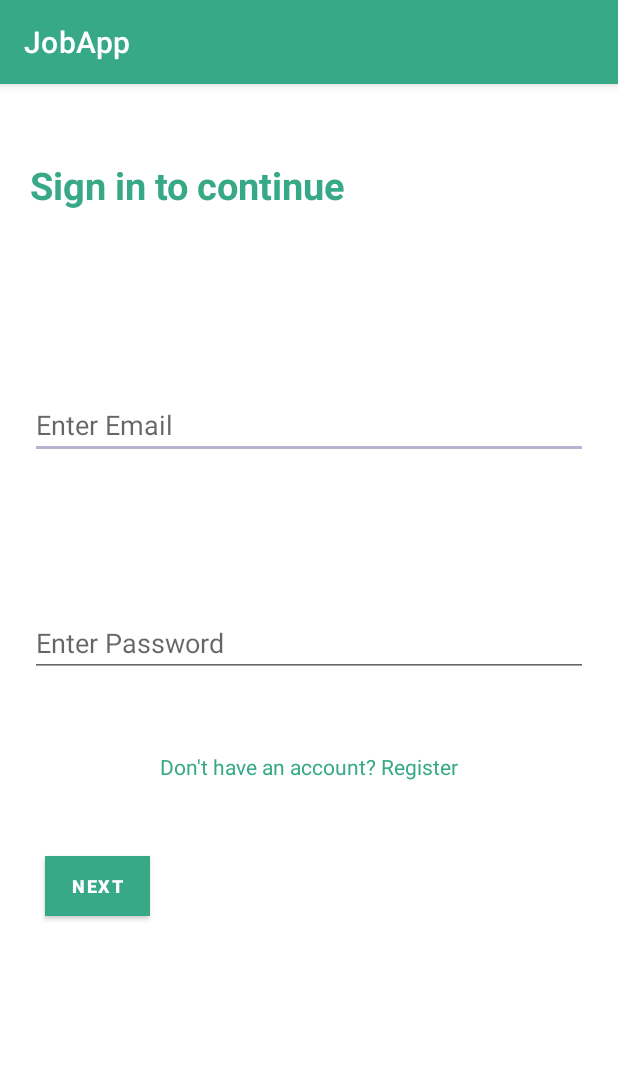
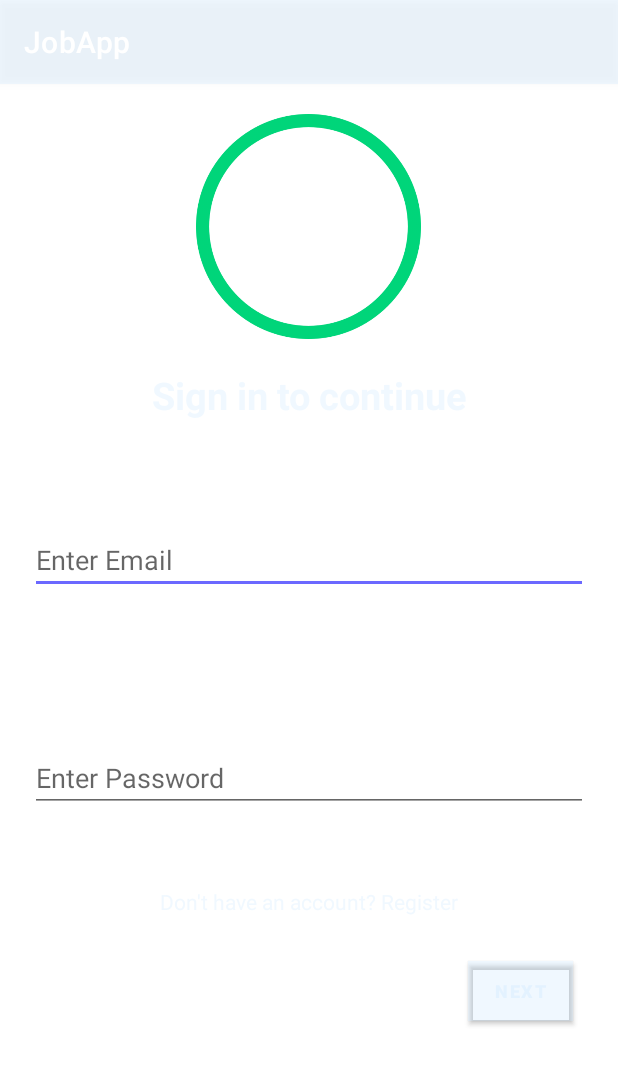
Before and after one commit to SKS246/Stonehill-Hackathon-App, an Android app: the screen it shows after launch (LoginActivity), on a phone screen of 412 x 824 dp. Shown: the top 1065 px of the screen. Run offline under Robolectric (Android 15) with nearby library versions, the phone set to English and light mode, and no system bars; our stand-ins replace Firebase (no records; nobody signed in at launch, a user with empty details on screens opened directly); Roboto replaces fonts that are not available here.

Commit message:
Added LoginActivity

```diff
--- a/app/build.gradle
+++ b/app/build.gradle
@@ -41,4 +41,5 @@ dependencies {
     testImplementation 'junit:junit:4.13.2'
     androidTestImplementation 'androidx.test.ext:junit:1.1.3'
     androidTestImplementation 'androidx.test.espresso:espresso-core:3.4.0'
+    implementation "androidx.recyclerview:recyclerview:1.1.0"
 }
--- a/app/src/main/AndroidManifest.xml
+++ b/app/src/main/AndroidManifest.xml
@@ -9,6 +9,9 @@
         android:roundIcon="@mipmap/ic_launcher_round"
         android:supportsRtl="true"
         android:theme="@style/Theme.JobApp">
+        <activity
+            android:name=".ListActivity"
+            android:exported="false" />
         <activity
             android:name=".LoginActivity"
             android:exported="false" />
--- a/app/src/main/res/layout/activity_login.xml
+++ b/app/src/main/res/layout/activity_login.xml
@@ -8,6 +8,13 @@
     android:orientation="vertical"
     tools:context=".LoginActivity">
 
+    <ImageView
+        android:layout_width="150dp"
+        android:layout_height="150dp"
+        android:src="@drawable/logo"
+        android:layout_gravity="center_horizontal"
+        android:layout_marginTop="20dp"/>
+
     <TextView
         android:layout_width="match_parent"
         android:layout_height="wrap_content"
@@ -15,9 +22,8 @@
         android:textSize="25sp"
         android:textStyle="bold"
         android:textColor="@color/theme1"
-        android:gravity="left"
-        android:layout_marginHorizontal="20dp"
-        android:layout_marginVertical="50dp"/>
+        android:gravity="center"
+        android:layout_marginTop="20dp"/>
 
     <EditText
         android:id="@+id/logEmail"
@@ -53,11 +59,12 @@
         android:text="Next"
         android:textSize="12dp"
         android:textStyle="bold"
-        android:textColor="@color/white"
+        android:textColor="@color/theme1"
         android:background="@color/white"
         android:layout_width="70dp"
         android:layout_height="40dp"
-        android:layout_marginVertical="50dp"
+        android:layout_gravity="bottom|end"
+        android:layout_marginVertical="30dp"
         android:layout_marginHorizontal="30dp"/>
 
 </LinearLayout>
--- a/app/src/main/res/values/colors.xml
+++ b/app/src/main/res/values/colors.xml
@@ -7,7 +7,7 @@
     <color name="teal_700">#FF018786</color>
     <color name="black">#FF000000</color>
     <color name="white">#FFFFFFFF</color>
-    <color name="theme1">#37a987</color>
-    <color name="theme2">#b7b1d2</color>
-    <color name="theme3">#4b3d8f</color>
+    <color name="theme1">#2DA8D8FF</color>
+    <color name="theme2">#d9514eff</color>
+    <color name="theme3">#2a2b2dff</color>
 </resources>
```
Also changed, not shown: app/src/main/java/com/test/jobapp/Items.java (added, +29 -0 lines), app/src/main/java/com/test/jobapp/ListActivity.java (added, +14 -0 lines), app/src/main/java/com/test/jobapp/MainActivity.java (+1 -1 lines), app/src/main/java/com/test/jobapp/RecyclerviewItemAdapter.java (added, +57 -0 lines), app/src/main/res/layout/activity_list.xml (added, +16 -0 lines), app/src/main/res/layout/item_row.xml (added, +31 -0 lines).
